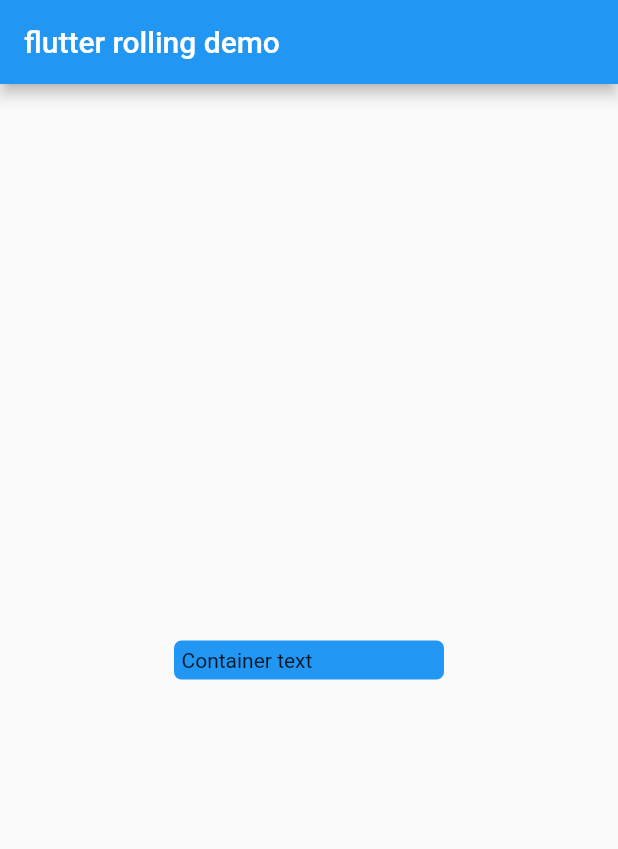
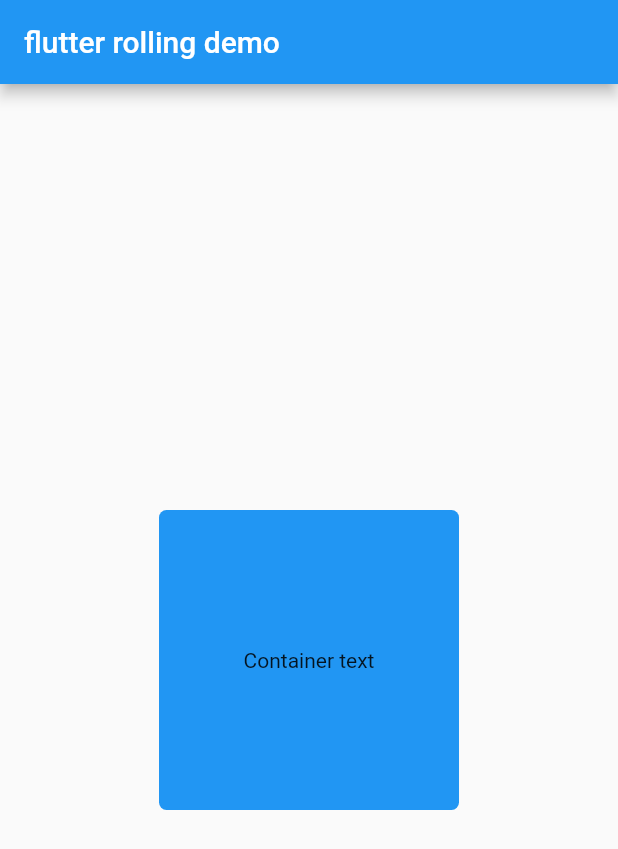
Before and after one commit to wholeGale/helloflutter, a Flutter app: the screen it shows after launch, on a phone screen of 412 x 824 dp. Shown: the top 849 px of the screen. Run offline on Flutter 3.47's test engine with Material 2 defaults, Android fonts, the phone set to English and light mode, and no system bars.

Commit message:
文本居中显示

```diff
--- a/lib/widgets/TestContainerWidget.dart
+++ b/lib/widgets/TestContainerWidget.dart
@@ -10,10 +10,14 @@ class TestContainerWidget extends StatelessWidget{
   Widget build(BuildContext context) {
     // TODO: implement build
     return Container(
-      child: Text('Container text'),
+      // 把文本放在 Container 的中间
+      child: Center(
+        child: Text('Container text'),
+      ),
       padding: EdgeInsets.all(5.0),
       margin: EdgeInsets.all(15.0),
-      width: 180.0,
+      width: 200.0,
+      height: 200.0,
       decoration: BoxDecoration(
         color: Colors.blue,
         borderRadius: BorderRadius.circular(5.0),
```
